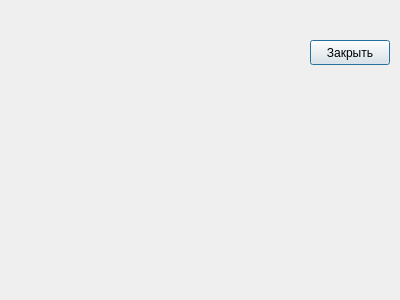
alchalov/istu_programming_course_work, file istu_programming_course_work/dialogstudentbytask.ui: the form before one commit.
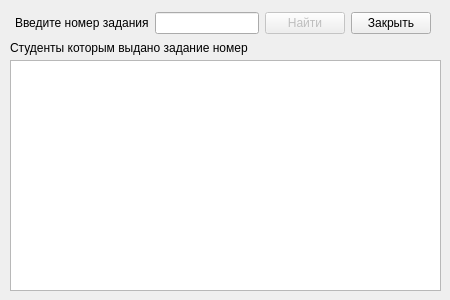
The form after the commit.

The edit to the form file:
```diff
--- a/istu_programming_course_work/dialogstudentbytask.ui
+++ b/istu_programming_course_work/dialogstudentbytask.ui
@@ -6,26 +6,96 @@
    <rect>
     <x>0</x>
     <y>0</y>
-    <width>400</width>
+    <width>450</width>
     <height>300</height>
    </rect>
   </property>
+  <property name="sizePolicy">
+   <sizepolicy hsizetype="Minimum" vsizetype="Minimum">
+    <horstretch>0</horstretch>
+    <verstretch>0</verstretch>
+   </sizepolicy>
+  </property>
   <property name="windowTitle">
    <string>Ведомость о выполнении студентами задания с указанным номером</string>
   </property>
-  <widget class="QPushButton" name="closeButton">
+  <widget class="QTableWidget" name="tableWidget">
    <property name="geometry">
     <rect>
-     <x>310</x>
+     <x>10</x>
+     <y>60</y>
+     <width>431</width>
+     <height>231</height>
+    </rect>
+   </property>
+   <property name="sizePolicy">
+    <sizepolicy hsizetype="Expanding" vsizetype="Expanding">
+     <horstretch>0</horstretch>
+     <verstretch>0</verstretch>
+    </sizepolicy>
+   </property>
+  </widget>
+  <widget class="QLabel" name="label2">
+   <property name="geometry">
+    <rect>
+     <x>10</x>
      <y>40</y>
-     <width>80</width>
-     <height>25</height>
+     <width>240</width>
+     <height>16</height>
     </rect>
    </property>
+   <property name="sizePolicy">
+    <sizepolicy hsizetype="Expanding" vsizetype="Expanding">
+     <horstretch>0</horstretch>
+     <verstretch>0</verstretch>
+    </sizepolicy>
+   </property>
    <property name="text">
-    <string>Закрыть</string>
+    <string>Студенты которым выдано задание номер  </string>
    </property>
   </widget>
+  <widget class="QWidget" name="">
+   <property name="geometry">
+    <rect>
+     <x>15</x>
+     <y>10</y>
+     <width>416</width>
+     <height>26</height>
+    </rect>
+   </property>
+   <layout class="QHBoxLayout" name="horizontalLayout">
+    <item>
+     <widget class="QLabel" name="label">
+      <property name="text">
+       <string>Введите номер задания</string>
+      </property>
+     </widget>
+    </item>
+    <item>
+     <widget class="QLineEdit" name="lineEdit"/>
+    </item>
+    <item>
+     <widget class="QPushButton" name="findButton">
+      <property name="enabled">
+       <bool>false</bool>
+      </property>
+      <property name="text">
+       <string>Найти</string>
+      </property>
+      <property name="default">
+       <bool>true</bool>
+      </property>
+     </widget>
+    </item>
+    <item>
+     <widget class="QPushButton" name="closeButton">
+      <property name="text">
+       <string>Закрыть</string>
+      </property>
+     </widget>
+    </item>
+   </layout>
+  </widget>
  </widget>
  <resources/>
  <connections>
```
